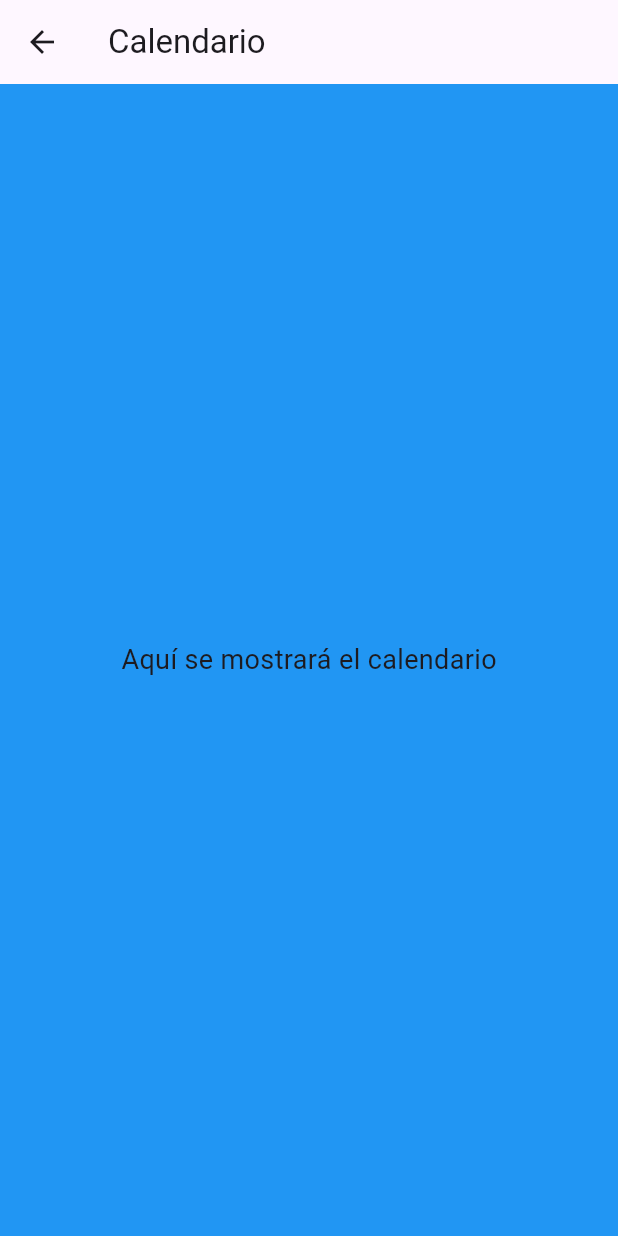
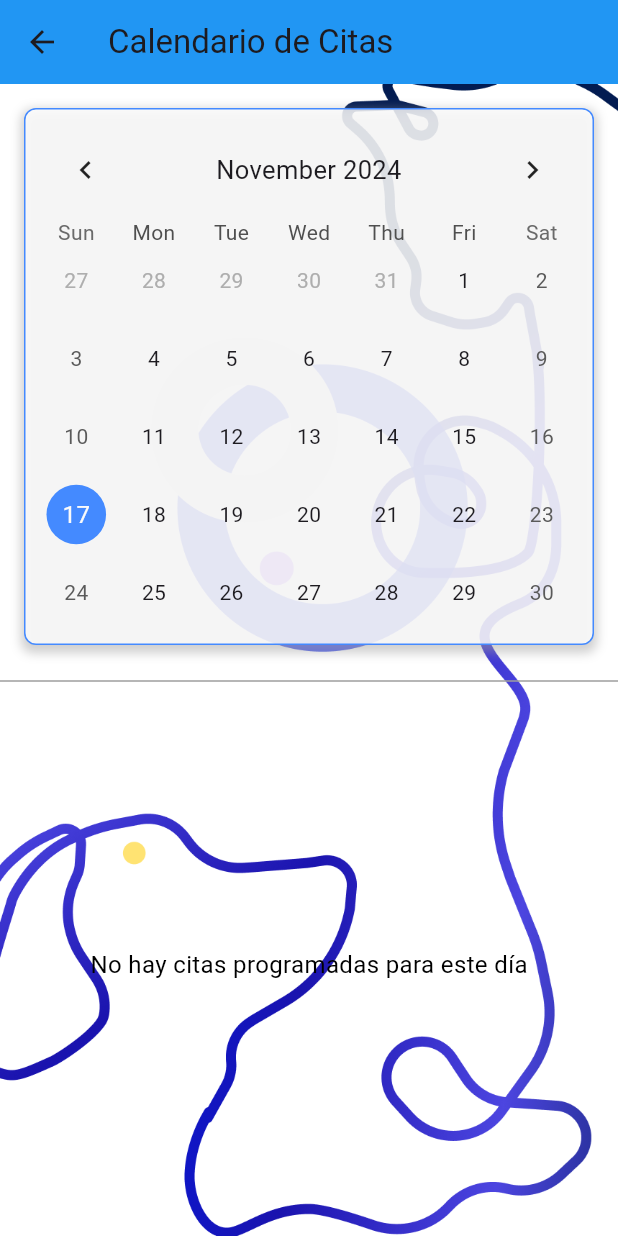
Before and after one commit to Ing-Software-III/VetUCaldas, a Flutter app: the PaginaCalendario screen opened by its route, on a phone screen of 412 x 824 dp. Run offline on Flutter 3.47's test engine with Material 3 defaults, Android fonts, the phone set to English and light mode, and no system bars; drawn by our look-alikes of table_calendar; our stand-ins replace flutter_form_builder, form_builder_validators, sizer.

Commit message:
pagina calendario lista

```diff
--- a/lib/Calendario/pagina_calendario.dart
+++ b/lib/Calendario/pagina_calendario.dart
@@ -1,22 +1,149 @@
 import 'package:flutter/material.dart';
+import 'package:table_calendar/table_calendar.dart';
 
-class PaginaCalendario extends StatelessWidget {
-  static const String routename = 'calendario'; // Opcional si usas rutas
+class PaginaCalendario extends StatefulWidget {
+  static const String routename = 'calendario';
 
   const PaginaCalendario({super.key});
 
   @override
+  _PaginaCalendarioState createState() => _PaginaCalendarioState();
+}
+
+class _PaginaCalendarioState extends State<PaginaCalendario> {
+  DateTime _focusedDay = DateTime.now();
+  DateTime? _selectedDay;
+
+  // Ejemplo de citas programadas
+  final Map<DateTime, List<String>> _citas = {
+    DateTime(2024, 11, 14): ['Consulta general - 10:00 AM', 'Vacunación - 2:00 PM'],
+    DateTime(2024, 11, 15): ['Chequeo dental - 11:00 AM'],
+    DateTime(2024, 11, 16): ['Cirugía menor - 1:00 PM'],
+  };
+
+  List<String> _getCitasForSelectedDay(DateTime? selectedDay) {
+    if (selectedDay == null) return [];
+    DateTime normalizedDate = DateTime(selectedDay.year, selectedDay.month, selectedDay.day);
+    return _citas[normalizedDate] ?? [];
+  }
+
+  @override
   Widget build(BuildContext context) {
+    List<String> citasDelDia = _getCitasForSelectedDay(_selectedDay);
+
     return Scaffold(
       appBar: AppBar(
-        title: const Text('Calendario'),
+        title: const Text('Calendario de Citas'),
+        backgroundColor: Colors.blue,
       ),
-      backgroundColor: Colors.blue,
-      body: Center(
-        child: Text(
-          'Aquí se mostrará el calendario',
-          style: TextStyle(fontSize: 18),
-        ),
+      body: Stack(
+        children: [
+          // Imagen de fondo
+          SizedBox.expand(
+            child: Image.asset(
+              'assets/images/logo.png', // Cambia esta ruta según la ubicación de tu imagen
+              fit: BoxFit.cover,
+            ),
+          ),
+
+          // Contenido principal
+          Column(
+            children: [
+              // Container para la tabla de calendario
+              Container(
+                margin: const EdgeInsets.all(16.0),
+                padding: const EdgeInsets.all(8.0),
+                decoration: BoxDecoration(
+                  color: Colors.white.withOpacity(0.8),
+                  borderRadius: BorderRadius.circular(8),
+                  boxShadow: [
+                    BoxShadow(
+                      color: Colors.grey.withOpacity(0.5),
+                      spreadRadius: 2,
+                      blurRadius: 5,
+                      offset: const Offset(0, 3),
+                    ),
+                  ],
+                  border: Border.all(color: Colors.blueAccent, width: 1),
+                ),
+                child: TableCalendar(
+                  firstDay: DateTime.utc(2020, 1, 1),
+                  lastDay: DateTime.utc(2030, 12, 31),
+                  focusedDay: _focusedDay,
+                  selectedDayPredicate: (day) => isSameDay(_selectedDay, day),
+                  onDaySelected: (selectedDay, focusedDay) {
+                    setState(() {
+                      _selectedDay = selectedDay;
+                      _focusedDay = focusedDay;
+                    });
+                  },
+                  calendarFormat: CalendarFormat.month,
+                  calendarStyle: CalendarStyle(
+                    todayDecoration: BoxDecoration(
+                      color: Colors.blueAccent,
+                      shape: BoxShape.circle,
+                    ),
+                    selectedDecoration: BoxDecoration(
+                      color: Colors.green,
+                      shape: BoxShape.circle,
+                    ),
+                  ),
+                  headerStyle: HeaderStyle(
+                    formatButtonVisible: false,
+                    titleCentered: true,
+                  ),
+                ),
+              ),
+
+              const Divider(color: Colors.grey),
+
+              // Mostrar cuadro de citas
+              Expanded(
+                child: citasDelDia.isNotEmpty
+                    ? ListView.builder(
+                        itemCount: citasDelDia.length,
+                        itemBuilder: (context, index) {
+                          return Container(
+                            margin: const EdgeInsets.symmetric(horizontal: 16, vertical: 8),
+                            padding: const EdgeInsets.all(16),
+                            decoration: BoxDecoration(
+                              color: Colors.white.withOpacity(0.8), // Fondo con transparencia
+                              borderRadius: BorderRadius.circular(8),
+                              boxShadow: [
+                                BoxShadow(
+                                  color: Colors.grey.withOpacity(0.5),
+                                  spreadRadius: 2,
+                                  blurRadius: 5,
+                                  offset: const Offset(0, 3),
+                                ),
+                              ],
+                              border: Border.all(color: Colors.blueAccent, width: 1),
+                            ),
+                            child: Row(
+                              children: [
+                                const Icon(Icons.event, color: Colors.blue),
+                                const SizedBox(width: 10),
+                                Expanded(
+                                  child: Text(
+                                    citasDelDia[index],
+                                    style: const TextStyle(fontSize: 16, fontWeight: FontWeight.w500),
+                                  ),
+                                ),
+                              ],
+                            ),
+                          );
+                        },
+                      )
+                    : const Center(
+                        child: Text(
+                          'No hay citas programadas para este día',
+                          style: TextStyle(fontSize: 16, color: Colors.black),
+                        ),
+                      ),
+              ),
+            ],
+          ),
+        ],
       ),
     );
   }
--- a/pubspec.yaml
+++ b/pubspec.yaml
@@ -34,6 +34,7 @@ dependencies:
   flutter_form_builder: ^9.5.0
   form_builder_validators: ^11.0.0
   sizer: ^3.0.4
+  table_calendar: ^3.0.6
 
 dev_dependencies:
   flutter_lints: ^4.0.0
```
Also changed, not shown: pubspec.lock.
